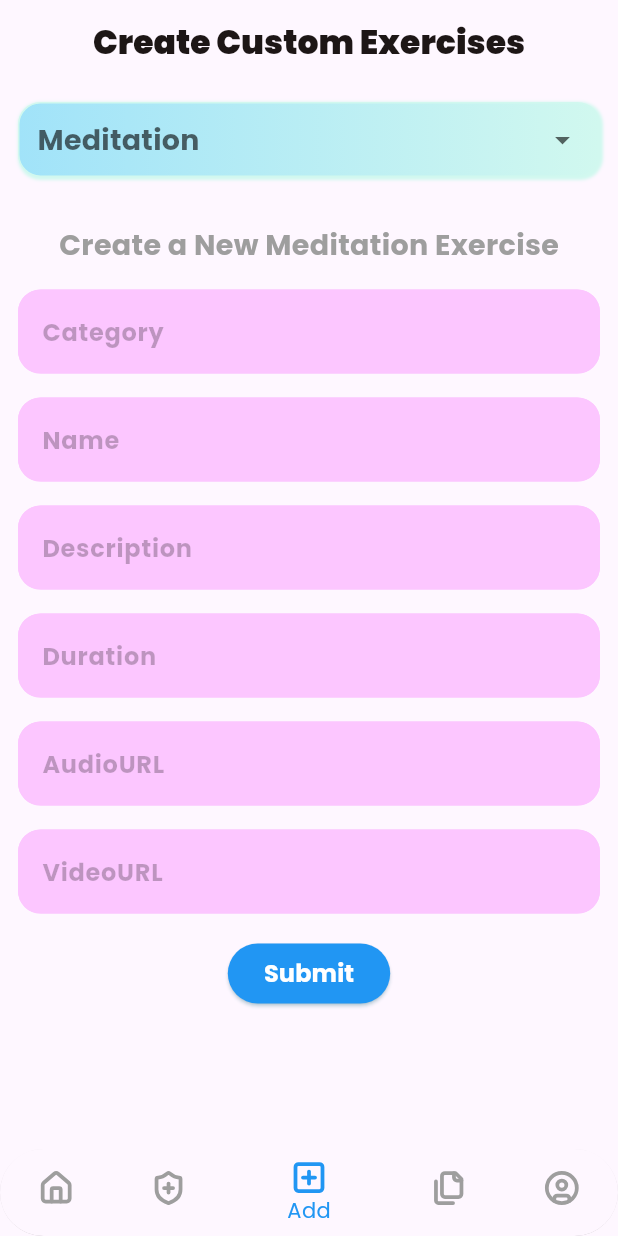
After one commit to PAIshanMadusha/meditate-me-app, a Flutter app: the screen it shows after launch, on a phone screen of 412 x 824 dp. The commit adds this screen. Run offline on Flutter 3.47's test engine with Material 3 defaults, Android fonts, the phone set to English and light mode, and no system bars; our stand-ins replace flutter_svg, go_router, google_fonts, youtube_player_flutter.

Commit message:
Meditation Form Design

```diff
--- a/lib/pages/main_page.dart
+++ b/lib/pages/main_page.dart
@@ -16,13 +16,13 @@ class MainPage extends StatefulWidget {
 
 class _MainPageState extends State<MainPage> {
   //BottomNavigationBar OnTap:
-  int _selectedIndex = 0;
+  int _selectedIndex = 2;
 
   static const List<Widget> _pages = [
     HomePage(),
     MindfulExercisesPage(),
     CreateCustomExercisePage(),
-    CustomExercisesPage(),
+    CustomExercisePage(),
     ProfilePage(),
   ];
 
--- a/lib/pages/main_pages/create_custom_exercise_page.dart
+++ b/lib/pages/main_pages/create_custom_exercise_page.dart
@@ -1,14 +1,98 @@
 import 'package:flutter/material.dart';
+import 'package:meditate_me_app/utils/app_colors.dart';
+import 'package:meditate_me_app/utils/app_constances.dart';
+import 'package:meditate_me_app/utils/app_text_style.dart';
+import 'package:meditate_me_app/widgets/meditation_form.dart';
 
-class CreateCustomExercisePage extends StatelessWidget {
+class CreateCustomExercisePage extends StatefulWidget {
   const CreateCustomExercisePage({super.key});
+
+  @override
+  State<CreateCustomExercisePage> createState() =>
+      _CreateCustomExercisePageState();
+}
+
+class _CreateCustomExercisePageState extends State<CreateCustomExercisePage> {
+  String typeOfContent = "Meditation";
 
   @override
   Widget build(BuildContext context) {
     return Scaffold(
       appBar: AppBar(
         title: Text(
-          "Create Custome",
+          "Create Custom Exercises",
+          style: AppTextStyle.kMainTitleStyle.copyWith(
+            fontSize: 22,
+          ),
+        ),
+        centerTitle: true,
+      ),
+      body: SingleChildScrollView(
+        child: Padding(
+          padding: const EdgeInsets.all(
+            AppConstances.kPaddingValue,
+          ),
+          child: Column(
+            children: [
+              Container(
+                padding: EdgeInsets.symmetric(
+                  horizontal: AppConstances.kPaddingValue,
+                ),
+                decoration: BoxDecoration(
+                  border: Border.all(
+                    color: AppColors.kMindfulCardColor2,
+                    width: 1,
+                  ),
+                  borderRadius: BorderRadius.circular(
+                    15,
+                  ),
+                  gradient: AppColors.kMindfulCardColor,
+                  boxShadow: [
+                    BoxShadow(
+                      color: AppColors.kMindfulCardColor2,
+                      blurRadius: 1,
+                      spreadRadius: 1,
+                      offset: Offset(1, 1),
+                    )
+                  ],
+                ),
+                child: DropdownButtonHideUnderline(
+                  child: DropdownButton<String>(
+                    value: typeOfContent,
+                    icon: Icon(
+                      Icons.arrow_drop_down,
+                      // ignore: deprecated_member_use
+                      color: AppColors.kBlackColor.withOpacity(0.6),
+                    ),
+                    isExpanded: true,
+                    items: ["Meditation", "Mindfulness", "Sleep"].map((item) {
+                      return DropdownMenuItem(
+                        value: item,
+                        child: Text(
+                          item,
+                          style: AppTextStyle.kTitleStyle.copyWith(
+                            // ignore: deprecated_member_use
+                            color: AppColors.kBlackColor.withOpacity(0.6),
+                          ),
+                        ),
+                      );
+                    }).toList(),
+                    onChanged: (value) {
+                      setState(
+                        () {
+                          typeOfContent = value!;
+                        },
+                      );
+                    },
+                  ),
+                ),
+              ),
+              SizedBox(
+                height: AppConstances.kSizedBoxValue * 2,
+              ),
+              MeditationForm(),
+            ],
+          ),
         ),
       ),
     );
--- a/lib/pages/main_pages/custom_exercises_page.dart
+++ b/lib/pages/main_pages/custom_exercises_page.dart
@@ -1,14 +1,14 @@
 import 'package:flutter/material.dart';
 
-class CustomExercisesPage extends StatelessWidget {
-  const CustomExercisesPage({super.key});
+class CustomExercisePage extends StatelessWidget {
+  const CustomExercisePage({super.key});
 
   @override
   Widget build(BuildContext context) {
     return Scaffold(
       appBar: AppBar(
         title: Text(
-          "Custom Exercises",
+          "Custome",
         ),
       ),
     );
--- /dev/null
+++ b/lib/widgets/meditation_form.dart
@@ -0,0 +1,168 @@
+import 'package:flutter/material.dart';
+import 'package:meditate_me_app/utils/app_colors.dart';
+import 'package:meditate_me_app/utils/app_constances.dart';
+import 'package:meditate_me_app/utils/app_text_style.dart';
+import 'package:meditate_me_app/widgets/reusable/custom_text_input_feild.dart';
+
+class MeditationForm extends StatefulWidget {
+  const MeditationForm({super.key});
+
+  @override
+  State<MeditationForm> createState() => _MeditationFormState();
+}
+
+class _MeditationFormState extends State<MeditationForm> {
+  final _formKey = GlobalKey<FormState>();
+
+  String _category = "";
+  String _name = "";
+  String _description = "";
+  int _duration = 0;
+  String _audioUrl = "";
+  String _videoUrl = "";
+
+  @override
+  Widget build(BuildContext context) {
+    return Column(
+      children: [
+        Form(
+          key: _formKey,
+          child: Column(
+            children: [
+              Text(
+                "Create a New Meditation Exercise",
+                style: AppTextStyle.kTitleStyle.copyWith(
+                  color: AppColors.kGreyColor,
+                ),
+              ),
+              SizedBox(
+                height: AppConstances.kSizedBoxValue,
+              ),
+              CustomTextInputFeild(
+                labelText: "Category",
+                hintText: "Category",
+                keyBoardType: TextInputType.text,
+                validator: (value) {
+                  if (value == null || value.isEmpty) {
+                    return "Please Enter a Category";
+                  }
+                  return null;
+                },
+                onSaved: (newValue) {
+                  _category = newValue!;
+                },
+              ),
+              SizedBox(
+                height: AppConstances.kSizedBoxValue,
+              ),
+              CustomTextInputFeild(
+                labelText: "Name",
+                hintText: "Name",
+                validator: (value) {
+                  if (value == null || value.isEmpty) {
+                    return "Please Enter a Name";
+                  }
+                  return null;
+                },
+                onSaved: (newValue) {
+                  _name = newValue!;
+                },
+                keyBoardType: TextInputType.text,
+              ),
+              SizedBox(
+                height: AppConstances.kSizedBoxValue,
+              ),
+              CustomTextInputFeild(
+                labelText: "Description",
+                hintText: "Description",
+                validator: (value) {
+                  if (value == null || value.isEmpty) {
+                    return "Please Enter a Description";
+                  }
+                  return null;
+                },
+                onSaved: (newValue) {
+                  _description = newValue!;
+                },
+                keyBoardType: TextInputType.text,
+              ),
+              SizedBox(
+                height: AppConstances.kSizedBoxValue,
+              ),
+              CustomTextInputFeild(
+                labelText: "Duration",
+                hintText: "Duration",
+                validator: (value) {
+                  if (value == null || value.isEmpty) {
+                    return "Please Enter a Duration";
+                  }
+                  return null;
+                },
+                onSaved: (newValue) {
+                  _duration = int.parse(newValue!);
+                },
+                keyBoardType: TextInputType.number,
+              ),
+              SizedBox(
+                height: AppConstances.kSizedBoxValue,
+              ),
+              CustomTextInputFeild(
+                labelText: "AudioURL",
+                hintText: "AudioURL",
+                validator: (value) {
+                  if (value == null || value.isEmpty) {
+                    return "Enter a AudioURL";
+                  }
+                  return null;
+                },
+                keyBoardType: TextInputType.text,
+                onSaved: (newValue) {
+                  _audioUrl = newValue!;
+                },
+              ),
+              SizedBox(
+                height: AppConstances.kSizedBoxValue,
+              ),
+              CustomTextInputFeild(
+                labelText: "VideoURL",
+                hintText: "VideoURL",
+                validator: (value) {
+                  if (value == null || value.isEmpty) {
+                    return "Enter a VideoURL";
+                  }
+                  return null;
+                },
+                keyBoardType: TextInputType.text,
+                onSaved: (newValue) {
+                  _videoUrl = newValue!;
+                },
+              ),
+              SizedBox(
+                height: AppConstances.kSizedBoxValue,
+              ),
+              Center(
+                child: ElevatedButton(
+                  style: ButtonStyle(
+                    backgroundColor: WidgetStatePropertyAll(
+                      AppColors.kBlueColor,
+                    ),
+                    shadowColor: WidgetStatePropertyAll(
+                      AppColors.kMindfulCardColor1,
+                    ),
+                  ),
+                  onPressed: () {},
+                  child: Text(
+                    "Submit",
+                    style: AppTextStyle.kBodyStyle.copyWith(
+                      color: AppColors.kWhiteColor,
+                    ),
+                  ),
+                ),
+              ),
+            ],
+          ),
+        )
+      ],
+    );
+  }
+}
--- /dev/null
+++ b/lib/widgets/reusable/custom_text_input_feild.dart
@@ -0,0 +1,57 @@
+import 'package:flutter/material.dart';
+import 'package:meditate_me_app/utils/app_colors.dart';
+import 'package:meditate_me_app/utils/app_text_style.dart';
+
+class CustomTextInputFeild extends StatelessWidget {
+  final String labelText;
+  final String? hintText;
+  final FormFieldSetter<String>? onSaved;
+  final FormFieldValidator<String>? validator;
+  final TextInputType keyBoardType;
+
+  const CustomTextInputFeild({
+    super.key,
+    required this.labelText,
+    this.hintText,
+    this.onSaved,
+    this.validator,
+    required this.keyBoardType,
+  });
+
+  @override
+  Widget build(BuildContext context) {
+    return TextFormField(
+      decoration: InputDecoration(
+        labelText: labelText,
+        labelStyle: AppTextStyle.kBodyStyle.copyWith(
+          // ignore: deprecated_member_use
+          color: AppColors.kBlackColor.withOpacity(0.25),
+        ),
+        hintText: hintText,
+        fillColor: AppColors.kFChipContainerColor1,
+        filled: true,
+        enabledBorder: OutlineInputBorder(
+          borderRadius: BorderRadius.circular(
+            15,
+          ),
+          borderSide: BorderSide(
+            color: AppColors.kFChipContainerColor1,
+            width: 2,
+          )
+        ),
+        focusedBorder: OutlineInputBorder(
+          borderRadius: BorderRadius.circular(
+            20,
+          ),
+          borderSide: BorderSide(
+            color: AppColors.kFChipContainerColor1,
+            width: 2,
+          )
+        ),
+      ),
+      validator: validator,
+      onSaved: onSaved,
+      keyboardType: keyBoardType,
+    );
+  }
+}
```
Also changed, not shown: lib/widgets/mindfulness_form.dart (added), lib/widgets/sleep_form.dart (added).
